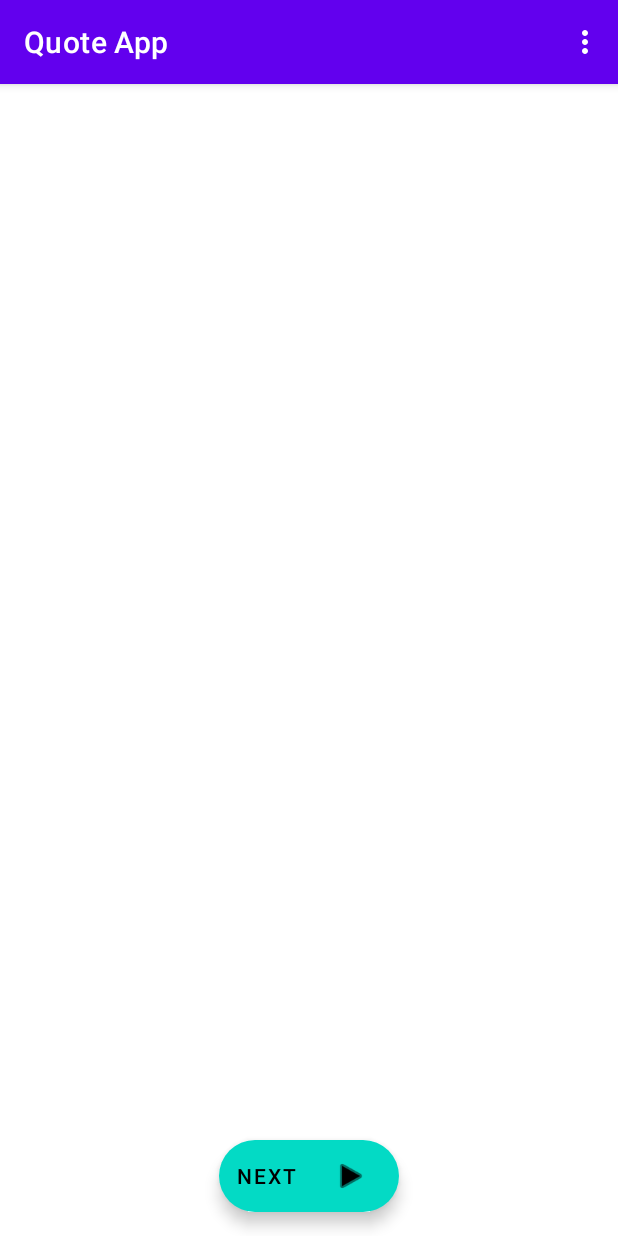
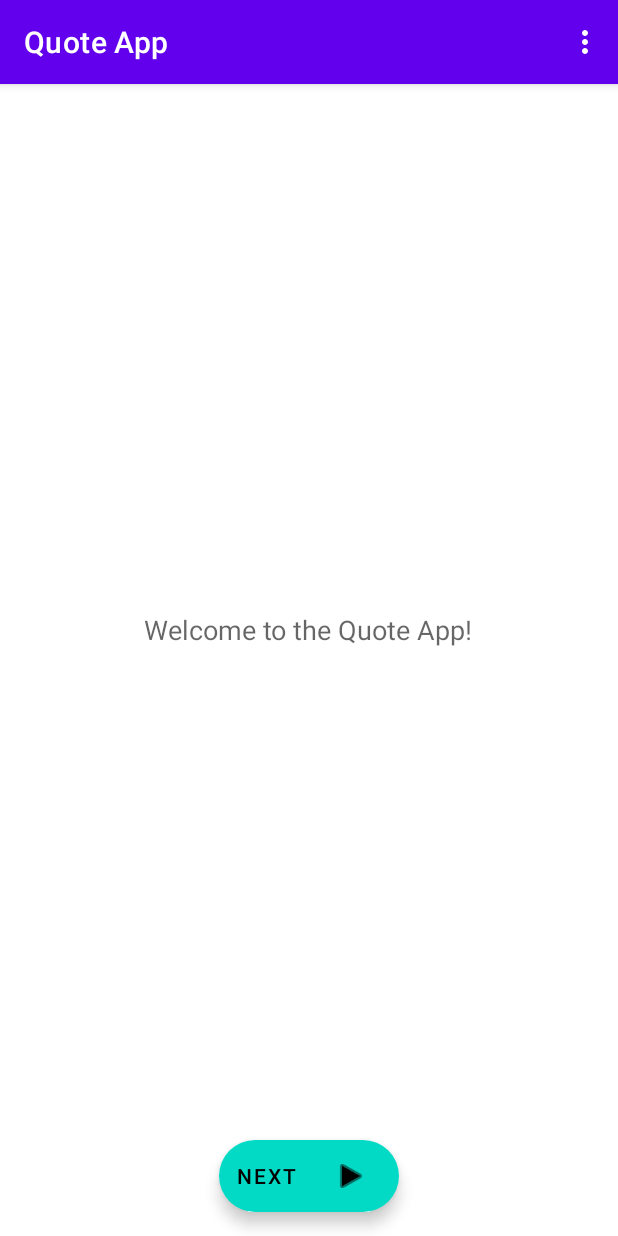
Before and after one commit to SaraOrlian/QuoteApp, an Android app: the screen it shows after launch (MainActivity), on a phone screen of 412 x 824 dp. Run offline under Robolectric (Android 15) with nearby library versions, the phone set to English and light mode, and no system bars.

Commit message:
connected controller to the view

```diff
--- a/app/src/main/java/com/example/quote_app/MainActivity.java
+++ b/app/src/main/java/com/example/quote_app/MainActivity.java
@@ -1,21 +1,20 @@
 package com.example.quote_app;
 
 import android.os.Bundle;
-
-import com.google.android.material.floatingactionbutton.ExtendedFloatingActionButton;
-import com.google.android.material.floatingactionbutton.FloatingActionButton;
-import com.google.android.material.snackbar.Snackbar;
-import androidx.appcompat.app.AppCompatActivity;
-import androidx.appcompat.widget.Toolbar;
-import android.view.View;
-
 import android.view.Menu;
 import android.view.MenuItem;
 import android.widget.TextView;
 
+import androidx.appcompat.app.AppCompatActivity;
+import androidx.appcompat.widget.Toolbar;
+
+import com.google.android.material.floatingactionbutton.ExtendedFloatingActionButton;
+
 public class MainActivity extends AppCompatActivity {
 
-    private TextView textView;
+    private TextView quoteText;
+    private TextView authorText;
+    private final QuoteController controller = new QuoteController();
 
     @Override
     protected void onCreate(Bundle savedInstanceState) {
@@ -24,23 +23,26 @@ public class MainActivity extends AppCompatActivity {
         Toolbar toolbar = findViewById(R.id.toolbar);
         setSupportActionBar(toolbar);
 
-       setupFAB();
+        setupFAB();
+        setupFields();
+    }
+
+    private void setupFields() {
+        quoteText = findViewById(R.id.quote_text);
+        authorText = findViewById(R.id.author_text);
     }
 
     private void setupFAB() {
         ExtendedFloatingActionButton fab = findViewById(R.id.fab);
-        fab.setOnClickListener(new View.OnClickListener() {
-            @Override
-            public void onClick(View view) {
-                handleFABclick();
-            }
-        });
+        fab.setOnClickListener(view -> handleFABClick());
     }
 
-    private void handleFABclick() {
-        //to be developed...
+    private void handleFABClick() {
+        authorText.setText(controller.getAuthor());
+        quoteText.setText(controller.getQuote());
+        controller.regenerateQuote();
     }
-@Override
+    @Override
     public boolean onCreateOptionsMenu(Menu menu) {
         // Inflate the menu; this adds items to the action bar if it is present.
         getMenuInflater().inflate(R.menu.menu_main, menu);
--- a/app/src/main/java/com/example/quote_app/QuoteController.java
+++ b/app/src/main/java/com/example/quote_app/QuoteController.java
@@ -6,8 +6,14 @@ import retrofit2.Callback;
 import retrofit2.Response;
 
 public class QuoteController {
-    QuoteService service = new QuoteServiceFactory().getInstance();
-    String quote;
+    private final QuoteService service = new QuoteServiceFactory().getInstance();
+
+    private String quote;
+    private String author;
+
+    public QuoteController() {
+        regenerateQuote();
+    }
 
     public void regenerateQuote() {
         service.getRandomQuote().enqueue(new Callback<QuoteFeed>() {
@@ -15,6 +21,7 @@ public class QuoteController {
             public void onResponse(Call<QuoteFeed> call, Response<QuoteFeed> response) {
                 if (response.body() != null) {
                     quote = response.body().getContent();
+                    author = response.body().getAuthor();
                 }
             }
 
@@ -28,4 +35,8 @@ public class QuoteController {
     public String getQuote() {
         return quote;
     }
+
+    public String getAuthor() {
+        return author;
+    }
 }
--- a/app/src/main/res/layout/content_main.xml
+++ b/app/src/main/res/layout/content_main.xml
@@ -2,12 +2,23 @@
 <androidx.appcompat.widget.LinearLayoutCompat
     xmlns:android="http://schemas.android.com/apk/res/android"
     xmlns:app="http://schemas.android.com/apk/res-auto"
+    android:gravity="center"
+    android:orientation="vertical"
     android:layout_width="match_parent"
     android:layout_height="match_parent"
+    android:layout_marginLeft="@dimen/standard_margin"
+    android:layout_marginRight="@dimen/standard_margin"
     app:layout_behavior="@string/appbar_scrolling_view_behavior">
 
     <TextView
-        android:id="@+id/tv_text"
+        android:id="@+id/quote_text"
+        android:text="@string/welcome"
+        android:gravity="center"
+        android:layout_marginBottom="@dimen/standard_margin"
+        style="@style/multi_text_view_style" />
+
+    <TextView
+        android:id="@+id/author_text"
         android:text=""
         style="@style/multi_text_view_style" />
 
--- a/app/src/main/res/values/strings.xml
+++ b/app/src/main/res/values/strings.xml
@@ -2,4 +2,5 @@
     <string name="app_name">Quote App</string>
     <string name="action_settings">Settings</string>
     <string name="next">Next</string>
+    <string name="welcome">Welcome to the Quote App!</string>
 </resources>
--- a/app/src/main/res/values/styles.xml
+++ b/app/src/main/res/values/styles.xml
@@ -12,7 +12,6 @@
     <style name="multi_text_view_style">
         <item name="android:layout_width">wrap_content</item>
         <item name="android:layout_height">wrap_content</item>
-        <item name="android:layout_marginTop">@dimen/standard_margin</item>
         <item name="android:textAppearance">@style/TextAppearance.AppCompat.Medium</item>
     </style>
 </resources>
```
